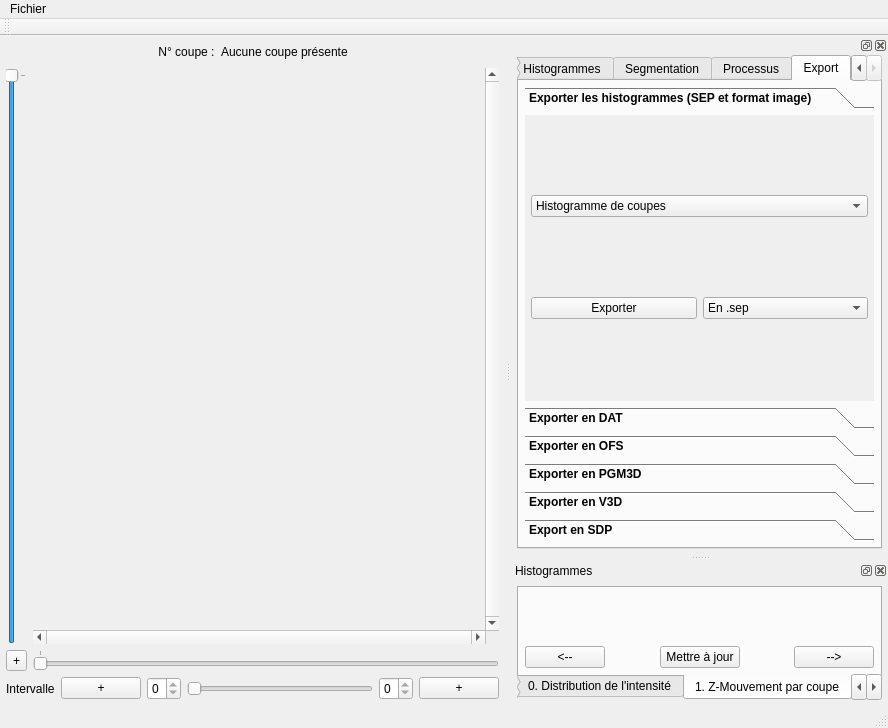
Above: ui/mainwindow.ui from akrah/TKDetection before the change. Below: the same form after it.
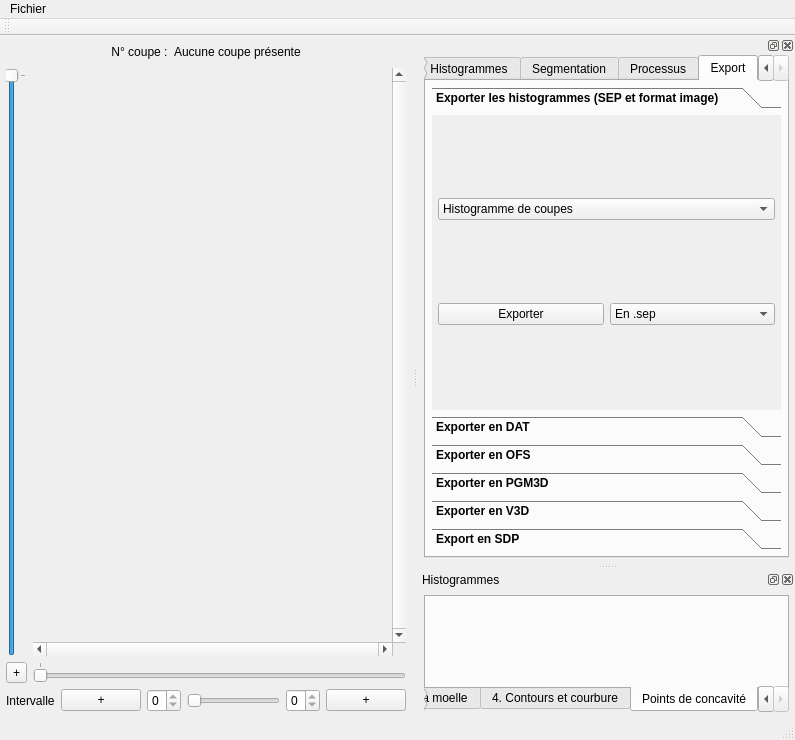
That is the form after the change. The open tabs and pages were chosen to show the change. Custom widgets are drawn as their Qt base class.

```diff
--- a/ui/mainwindow.ui
+++ b/ui/mainwindow.ui
@@ -6,8 +6,8 @@
    <rect>
     <x>0</x>
     <y>0</y>
-    <width>888</width>
-    <height>728</height>
+    <width>795</width>
+    <height>740</height>
    </rect>
   </property>
   <property name="windowTitle">
@@ -205,7 +205,7 @@
     <rect>
      <x>0</x>
      <y>0</y>
-     <width>888</width>
+     <width>795</width>
      <height>25</height>
     </rect>
    </property>
@@ -2451,8 +2451,8 @@
              <rect>
               <x>0</x>
               <y>0</y>
-              <width>423</width>
-              <height>158</height>
+              <width>374</width>
+              <height>80</height>
              </rect>
             </property>
             <attribute name="label">
@@ -3225,7 +3225,7 @@
         <enum>QTabWidget::South</enum>
        </property>
        <property name="currentIndex">
-        <number>1</number>
+        <number>5</number>
        </property>
        <widget class="QWidget" name="tab_2">
         <attribute name="title">
@@ -3427,6 +3427,16 @@
          </item>
         </layout>
        </widget>
+       <widget class="QWidget" name="tab_3">
+        <attribute name="title">
+         <string>Points de concavité</string>
+        </attribute>
+        <layout class="QVBoxLayout" name="verticalLayout_7">
+         <item>
+          <widget class="QwtPlot" name="_plotConcavityPointSerieCurve"/>
+         </item>
+        </layout>
+       </widget>
       </widget>
      </item>
     </layout>
```
Left out of the diff: 52 changed lines with no effect on the pictures.
